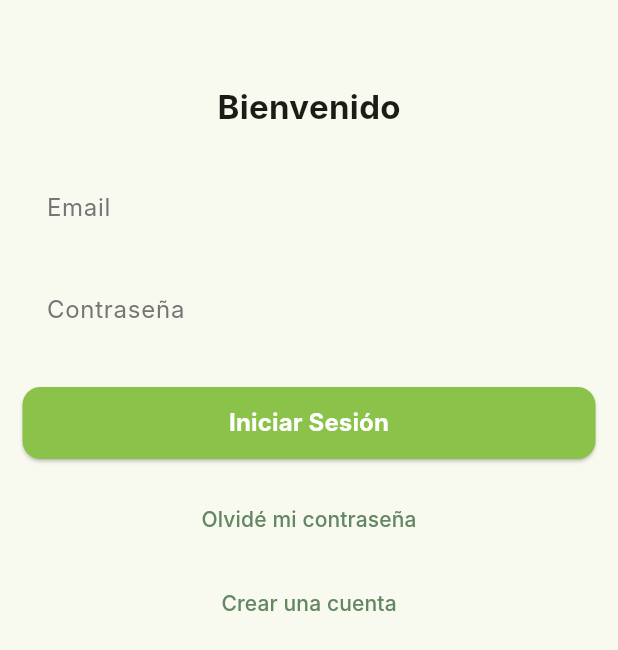
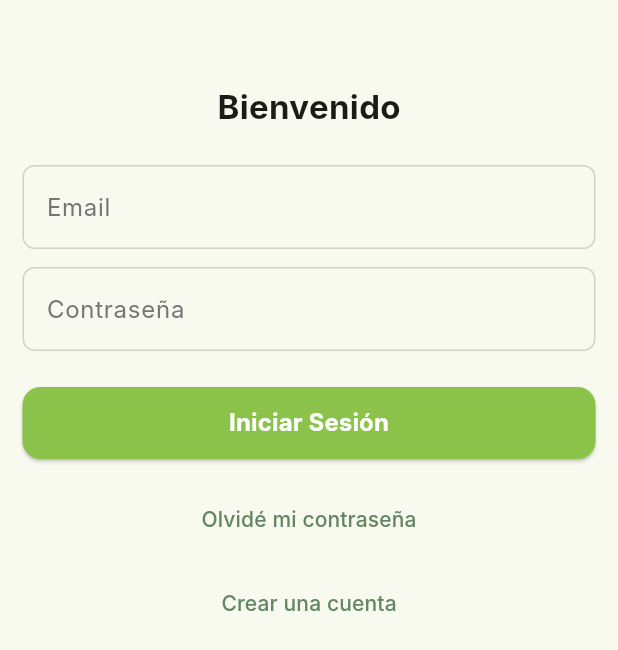
Before and after one commit to P2025046-SCRM/scrm-frontend, a Flutter app: the screen it shows after launch, on a phone screen of 412 x 824 dp. Shown: the top 650 px of the screen. Run offline on Flutter 3.47's test engine with Material 3 defaults, Android fonts, the phone set to English and light mode, and no system bars; our stand-ins replace camera, cloud_firestore, firebase_auth, firebase_core, fl_chart, flutter_dotenv and 3 more; accounts and stored records are empty; generated files the repository leaves out were written again; Roboto replaces fonts that are missing (Inter).

Commit message:
feat: enhance TextFieldWidget with improved border styles - update border styles for default, enabled, focused, error, and focused error states - utilize theme colors for better visual consistency and user experience

```diff
--- a/lib/common/widgets/text_field_widget.dart
+++ b/lib/common/widgets/text_field_widget.dart
@@ -45,7 +45,38 @@
         hintStyle: kHintTextStyle,
         border: OutlineInputBorder(
           borderRadius: BorderRadius.circular(8),
-          borderSide: BorderSide.none,
+          borderSide: BorderSide(
+            color: Theme.of(context).colorScheme.outline.withOpacity(0.3),
+            width: 1,
+          ),
+        ),
+        enabledBorder: OutlineInputBorder(
+          borderRadius: BorderRadius.circular(8),
+          borderSide: BorderSide(
+            color: Theme.of(context).colorScheme.outline.withOpacity(0.3),
+            width: 1,
+          ),
+        ),
+        focusedBorder: OutlineInputBorder(
+          borderRadius: BorderRadius.circular(8),
+          borderSide: BorderSide(
+            color: Theme.of(context).colorScheme.primary,
+            width: 2,
+          ),
+        ),
+        errorBorder: OutlineInputBorder(
+          borderRadius: BorderRadius.circular(8),
+          borderSide: BorderSide(
+            color: Theme.of(context).colorScheme.error,
+            width: 1,
+          ),
+        ),
+        focusedErrorBorder: OutlineInputBorder(
+          borderRadius: BorderRadius.circular(8),
+          borderSide: BorderSide(
+            color: Theme.of(context).colorScheme.error,
+            width: 2,
+          ),
         ),
       ),
     );
```
